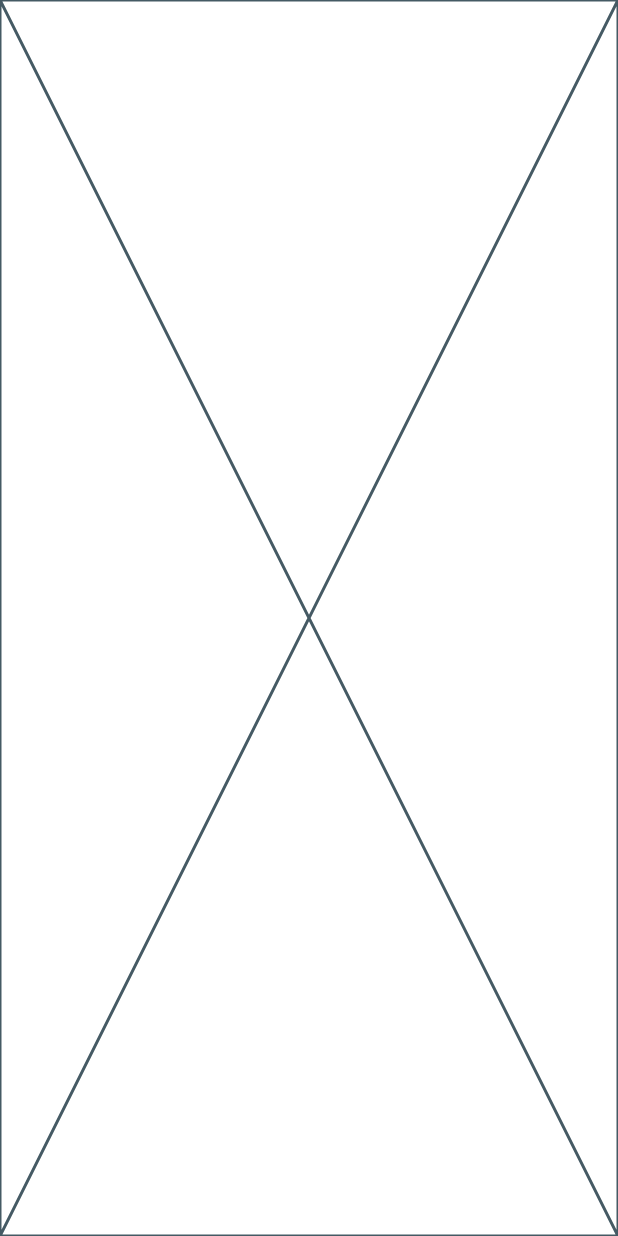
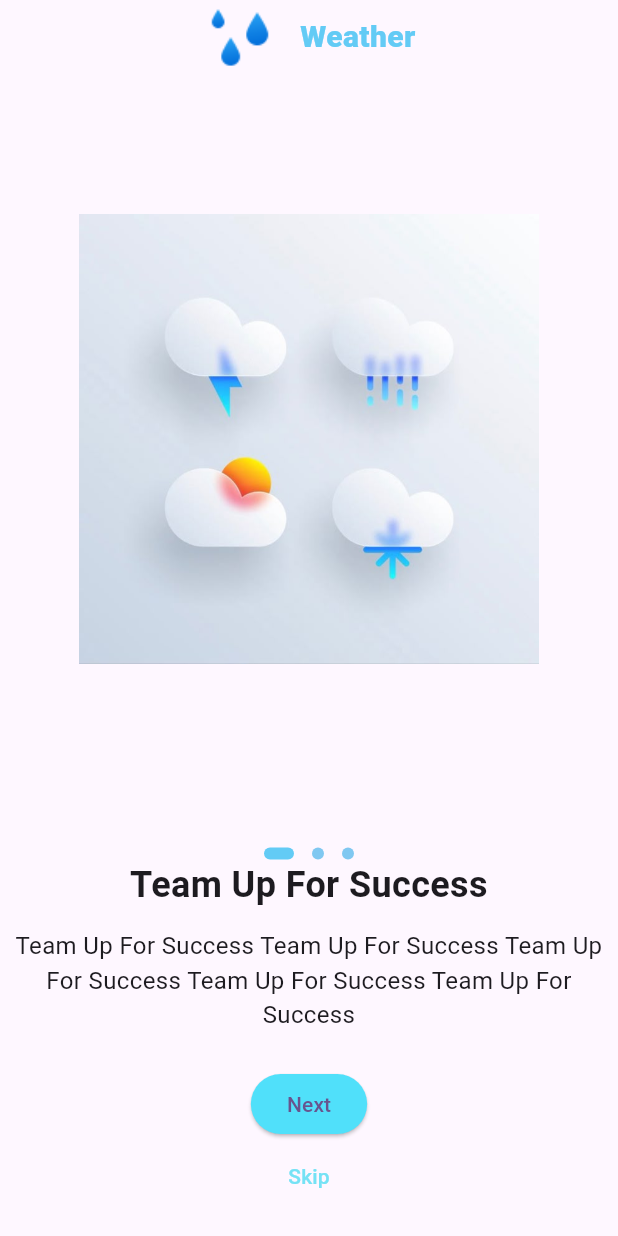
Before and after one commit to KALU56/weather_app, a Flutter app: the screen it shows after launch, after a tap on "Weather app", on a phone screen of 412 x 824 dp. Run offline on Flutter 3.47's test engine with Material 3 defaults, Android fonts, the phone set to English and light mode, and no system bars.

Commit message:
feat: finish onbording screen

```diff
--- a/weather_app/lib/core/assets.dart
+++ b/weather_app/lib/core/assets.dart
@@ -2,9 +2,9 @@ class Assets {
   Assets._();
   // static const tag = 'assets/images/tags.png';
   static const weather = 'assets/image/weater1.png';
-  // static const image2 = 'assets/images/image1.png';
-  // static const image3 = 'assets/images/image2.png';
-  //  static const image4 = 'assets/images/image3.png';
+  static const image2 = 'assets/image/weather1.png';
+  static const image3 = 'assets/image/weather3.png';
+   static const image4 = 'assets/image/weather4.png';
   // static const image5 = 'assets/images/User research-pana.png';
   // static const appleImage = 'assets/images/apple.png';
   // static const googleImage = 'assets/images/google.png';
--- a/weather_app/lib/screens/home.dart
+++ b/weather_app/lib/screens/home.dart
@@ -0,0 +1,15 @@
+import 'package:flutter/material.dart';
+
+class Home extends StatefulWidget {
+  const Home({super.key});
+
+  @override
+  State<Home> createState() => _HomeState();
+}
+
+class _HomeState extends State<Home> {
+  @override
+  Widget build(BuildContext context) {
+    return const Placeholder();
+  }
+}
--- a/weather_app/lib/screens/onbording.dart
+++ b/weather_app/lib/screens/onbording.dart
@@ -1,4 +1,6 @@
 import 'package:flutter/material.dart';
+import 'package:weather_app/core/assets.dart';
+import 'package:weather_app/screens/home.dart';
 
 class Onbording extends StatefulWidget {
   const Onbording({super.key});
@@ -8,8 +10,186 @@ class Onbording extends StatefulWidget {
 }
 
 class _OnbordingState extends State<Onbording> {
+  final PageController _pageController = PageController();
+  int _currentIndex = 0;
+
+  final List<Map<String, String>> onboardingData = [
+    {
+      'title': 'Team Up For Success',
+      'desc':
+          'Team Up For Success Team Up For Success Team Up For Success Team Up For Success Team Up For Success ',
+      'image': Assets.image2,
+    },
+    {
+      'title': 'User-Friendly at its Core',
+      'desc':
+          'Team Up For Success Team Up For Success Team Up For Success Team Up For Success vvTeam Up For Success .',
+      'image': Assets.image3,
+    },
+    {
+      'title': 'Easy Task Creation',
+      'desc':
+          'Team Up For Success Team Up For Success vvvTeam Up For Success Team Up For Success .',
+      'image': Assets.image4,
+    },
+  ];
+
+  void _nextPage() {
+    if (_currentIndex < onboardingData.length - 1) {
+      _pageController.animateToPage(
+        _currentIndex + 1,
+        duration: const Duration(milliseconds: 300),
+        curve: Curves.easeInOut,
+      );
+    } else {
+      Navigator.push(
+        context,
+        MaterialPageRoute(builder: (context) => const Home()),
+      );
+    }
+  }
+
+  void _skip() {
+    Navigator.push(
+      context,
+      MaterialPageRoute(builder: (context) => const Home()),
+    );
+  }
+
   @override
   Widget build(BuildContext context) {
-    return const Placeholder();
+
+    return Scaffold(
+      body: Column(
+        children: [
+          Row(
+            crossAxisAlignment: CrossAxisAlignment.center,
+            mainAxisAlignment: MainAxisAlignment.center,
+            children: [
+              const SizedBox(height: 24),
+              Container(
+                width: 50,
+                height: 50,
+                decoration: BoxDecoration(
+                  image: DecorationImage(
+                    image: AssetImage(Assets.weather),
+                    fit: BoxFit.cover,
+                  ),
+                ),
+              ),
+              const SizedBox(width: 15),
+              GestureDetector(
+                onTap: () {
+                  Navigator.push(
+                    context,
+                    MaterialPageRoute(builder: (context) => const Home()),
+                  );
+                },
+                child: const Text(
+                  'Weather',
+                  style: TextStyle(
+                    fontSize: 20,
+                    fontWeight: FontWeight.w900,
+                    color:  Color.fromARGB(255, 99, 203, 245),
+                  ),
+                ),
+              ),
+            ],
+          ),
+
+          Expanded(
+            child: PageView.builder(
+              controller: _pageController,
+              itemCount: onboardingData.length,
+              onPageChanged: (index) {
+                setState(() {
+                  _currentIndex = index;
+                });
+              },
+              itemBuilder: (context, index) {
+                final item = onboardingData[index];
+                return Padding(
+                  padding: const EdgeInsets.all(24.0),
+                  child: Column(
+                    mainAxisAlignment: MainAxisAlignment.center,
+                    children: [Image.asset(item['image']!, height: 300)],
+                  ),
+                );
+              },
+            ),
+          ),
+
+          const SizedBox(height: 30),
+          Row(
+            mainAxisAlignment: MainAxisAlignment.center,
+            children: List.generate(
+              onboardingData.length,
+              (index) => AnimatedContainer(
+                duration: const Duration(milliseconds: 300),
+                margin: const EdgeInsets.symmetric(horizontal: 6),
+                width: _currentIndex == index ? 20 : 8,
+                height: 8,
+                decoration: BoxDecoration(
+                  color: _currentIndex == index
+                      ? const Color.fromARGB(255, 99, 203, 245)
+                      : const Color.fromARGB(255, 128, 200, 241),
+                  borderRadius: BorderRadius.circular(4),
+                ),
+              ),
+            ),
+          ),
+
+
+           Column(
+            children: [
+              Text(
+                onboardingData[_currentIndex]['title']!,
+                style: const TextStyle(
+                  fontSize: 24,
+                  fontWeight: FontWeight.bold,
+                ),
+                textAlign: TextAlign.center,
+              ),
+              const SizedBox(height: 12),
+              Text(
+                onboardingData[_currentIndex]['desc']!,
+                style: const TextStyle(fontSize: 16),
+                textAlign: TextAlign.center,
+              ),
+            ],
+          ),
+
+
+          const SizedBox(height: 24),
+
+          Padding(
+            padding: const EdgeInsets.symmetric(horizontal: 24.0),
+            child: ElevatedButton(
+              style: ElevatedButton.styleFrom(
+                backgroundColor: const Color.fromARGB(255, 80, 224, 250)
+                // minimumSize: const Size(double.infinity, 50),
+              ),
+              onPressed: _nextPage,
+              child: Text(
+                _currentIndex == onboardingData.length - 1 ? 'Home' : 'Next',
+              ),
+            ),
+          ),
+
+          TextButton(
+            onPressed: _skip,
+
+            child: Text(
+              _currentIndex == onboardingData.length - 1 ? 'Home' : 'Skip',
+              style: TextStyle(color: const Color.fromARGB(255, 117, 226, 245),
+            ),
+          ),
+
+          ),
+            SizedBox(height: 16),
+
+        ],
+      ),
+    );
   }
 }
```
Also changed, not shown: weather_app/assets/image/wather4.png (added), weather_app/assets/image/weather1.png (added), weather_app/assets/image/weather3.png (added), weather_app/assets/image/weather4.png (added).
